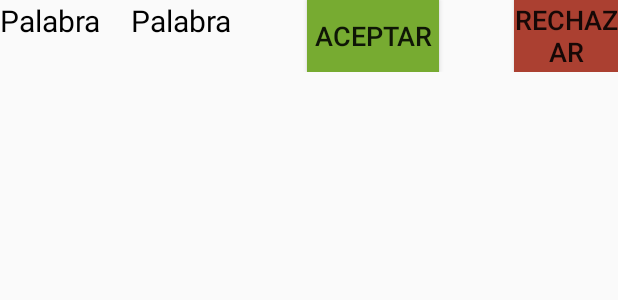
After one commit to Quiqueitc/ProjectTranslate, an Android app: the layout list_item.xml on its own in the app's theme, with its tools: preview values and no code run, on a phone screen of 412 x 824 dp. The commit adds this screen. Shown: the top 300 px of the screen. Run offline under Robolectric (Android 15) with nearby library versions, the phone set to English and light mode, and no system bars.

Commit message:
listview Admin

```diff
--- a/app/src/main/res/layout/administration.xml
+++ b/app/src/main/res/layout/administration.xml
@@ -25,6 +25,11 @@
         tools:layout_editor_absoluteX="64dp"
         tools:layout_editor_absoluteY="0dp" />
 
+    <ListView
+        android:id="@+id/listWord"
+        android:layout_width="match_parent"
+        android:layout_height="match_parent">
+    </ListView>
     <Button
         android:id="@+id/btnSignOut"
         android:layout_width="207dp"
--- /dev/null
+++ b/app/src/main/res/layout/list_item.xml
@@ -0,0 +1,57 @@
+<?xml version="1.0" encoding="utf-8"?>
+<RelativeLayout xmlns:android="http://schemas.android.com/apk/res/android"
+    android:orientation="horizontal"
+    android:layout_width="match_parent"
+    android:layout_height="match_parent"
+    android:layout_gravity="center"
+
+
+    >
+
+    <LinearLayout
+        android:layout_width="match_parent"
+        android:layout_height="wrap_content"
+        android:gravity="center"
+        android:orientation="horizontal"
+        >
+        <TextView
+            android:id="@+id/txtSpanish"
+            android:layout_width="wrap_content"
+            android:layout_height="match_parent"
+            android:layout_gravity="center"
+            android:textColor="@android:color/black"
+            android:textSize="20sp"
+            android:text="Palabra"></TextView>
+        <TextView
+            android:layout_marginLeft="20dp"
+            android:id="@+id/txtOtomi"
+            android:layout_gravity="center"
+            android:textColor="@android:color/black"
+            android:textSize="20sp"
+            android:layout_width="wrap_content"
+            android:layout_height="match_parent"
+            android:text="Palabra"></TextView>
+        <Button
+            android:id="@+id/btnAdd"
+            android:layout_width="wrap_content"
+            android:layout_height="wrap_content"
+            android:background="#77AB31"
+            android:text="Aceptar"
+            android:textSize="18sp"
+            android:layout_marginLeft="50dp"
+            android:layout_above="@+id/txtOtomi"
+            android:layout_centerHorizontal="true"
+            android:radius="0.1dp"
+            />
+        <Button
+            android:id="@+id/btnDelete"
+            android:layout_width="wrap_content"
+            android:layout_height="wrap_content"
+            android:background="#AB4031"
+            android:text="Rechazar"
+            android:textSize="18sp"
+            android:layout_marginLeft="50dp"
+            android:layout_centerHorizontal="true" />
+
+    </LinearLayout>
+</RelativeLayout>
--- a/app/src/main/res/layout/otomilanguage.xml
+++ b/app/src/main/res/layout/otomilanguage.xml
@@ -33,7 +33,7 @@
         android:ems="10"
         android:gravity="center"
         android:inputType="textPersonName"
-        android:text="noya"
+        android:hint="noya"
         tools:layout_editor_absoluteX="30dp"
         tools:layout_editor_absoluteY="132dp"
         tools:ignore="MissingConstraints" android:layout_marginBottom="40dp"
--- a/app/src/main/res/layout/spanishlanguage.xml
+++ b/app/src/main/res/layout/spanishlanguage.xml
@@ -33,7 +33,7 @@
         android:ems="10"
         android:gravity="center"
         android:inputType="textPersonName"
-        android:text="PALABRA A TRADUCIR"
+        android:hint="PALABRA A TRADUCIR"
         tools:layout_editor_absoluteX="30dp"
         tools:layout_editor_absoluteY="132dp"
         tools:ignore="MissingConstraints" android:layout_marginBottom="40dp"
```
Also changed, not shown: app/src/main/java/com/example/projecttranslate/MyListAdapter.java (added, +68 -0 lines), app/src/main/java/com/example/projecttranslate/administration.java (+92 -0 lines), app/src/main/java/com/example/projecttranslate/revision.java (added, +53 -0 lines).
